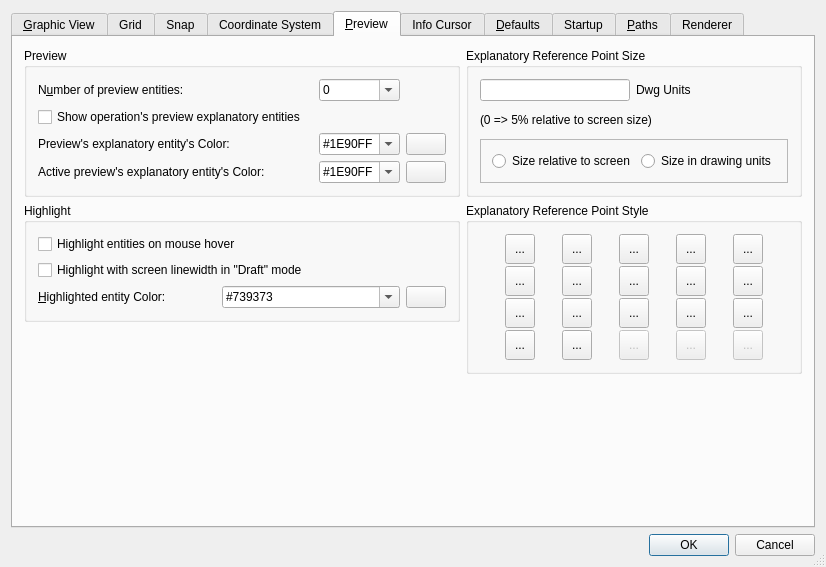
Above: librecad/src/ui/dialogs/settings/options_general/qg_dlgoptionsgeneral.ui from LibreCAD/LibreCAD before the change. Below: the same form after it.
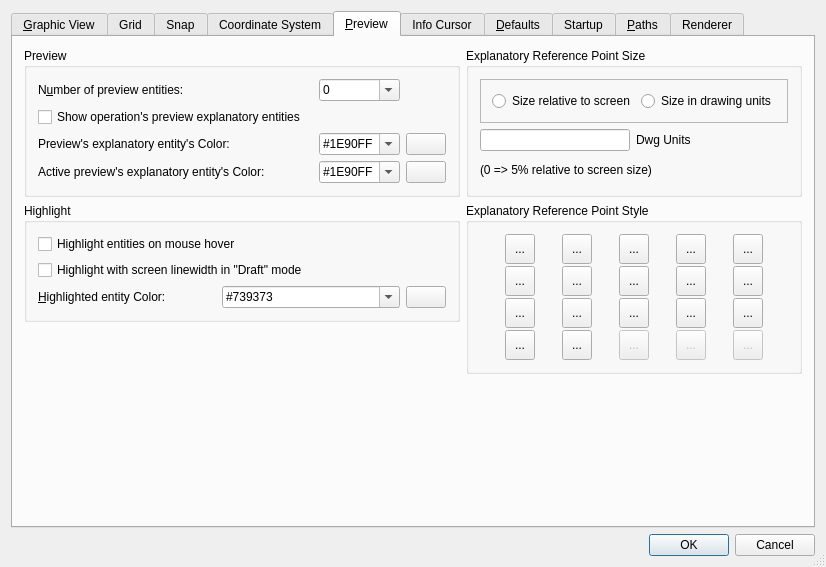
That is the form after the change. The open tabs and pages were chosen to show the change. Icons and pictures are not drawn. Custom widgets are drawn as their Qt base class.

Commit message: Change control order and size

The edit to the form file:
```diff
--- a/librecad/src/ui/dialogs/settings/options_general/qg_dlgoptionsgeneral.ui
+++ b/librecad/src/ui/dialogs/settings/options_general/qg_dlgoptionsgeneral.ui
@@ -2688,36 +2688,7 @@
           <set>Qt::AlignLeading|Qt::AlignLeft|Qt::AlignTop</set>
          </property>
          <layout class="QGridLayout" name="gridLayout_12">
-          <item row="0" column="0">
-           <widget class="QLineEdit" name="lePointSize">
-            <property name="sizePolicy">
-             <sizepolicy hsizetype="Fixed" vsizetype="Fixed">
-              <horstretch>0</horstretch>
-              <verstretch>0</verstretch>
-             </sizepolicy>
-            </property>
-            <property name="maximumSize">
-             <size>
-              <width>150</width>
-              <height>16777215</height>
-             </size>
-            </property>
-            <property name="toolTip">
-             <string>Size of reference points</string>
-            </property>
-           </widget>
-          </item>
-          <item row="0" column="1">
-           <widget class="QLabel" name="lPtSzUnits">
-            <property name="text">
-             <string>Dwg Units</string>
-            </property>
-            <property name="textFormat">
-             <enum>Qt::PlainText</enum>
-            </property>
-           </widget>
-          </item>
-          <item row="2" column="0" colspan="2">
+          <item row="0" column="0" colspan="2">
            <widget class="QFrame" name="frame">
             <property name="minimumSize">
              <size>
@@ -2738,14 +2709,14 @@
              <enum>QFrame::Raised</enum>
             </property>
             <layout class="QGridLayout" name="gridLayout_28">
-             <item row="0" column="0">
+             <item row="1" column="0">
               <widget class="QRadioButton" name="rbRelSize">
                <property name="text">
                 <string>Size relative to screen</string>
                </property>
               </widget>
              </item>
-             <item row="0" column="1">
+             <item row="1" column="1">
               <widget class="QRadioButton" name="rbAbsSize">
                <property name="text">
                 <string>Size in drawing units</string>
@@ -2755,12 +2726,41 @@
             </layout>
            </widget>
           </item>
-          <item row="1" column="0" colspan="2">
+          <item row="1" column="0">
+           <widget class="QLineEdit" name="lePointSize">
+            <property name="sizePolicy">
+             <sizepolicy hsizetype="Fixed" vsizetype="Fixed">
+              <horstretch>0</horstretch>
+              <verstretch>0</verstretch>
+             </sizepolicy>
+            </property>
+            <property name="maximumSize">
+             <size>
+              <width>150</width>
+              <height>16777215</height>
+             </size>
+            </property>
+            <property name="toolTip">
+             <string>Size of reference points</string>
+            </property>
+           </widget>
+          </item>
+          <item row="1" column="1">
+           <widget class="QLabel" name="lPtSzUnits">
+            <property name="text">
+             <string>Dwg Units</string>
+            </property>
+            <property name="textFormat">
+             <enum>Qt::PlainText</enum>
+            </property>
+           </widget>
+          </item>
+          <item row="2" column="0" colspan="2">
            <widget class="QLabel" name="label_11">
             <property name="maximumSize">
              <size>
-              <width>190</width>
-              <height>16777215</height>
+              <width>375</width>
+              <height>40</height>
              </size>
             </property>
             <property name="text">
```
Left out of the diff: 2 changed lines with no effect on the pictures.
